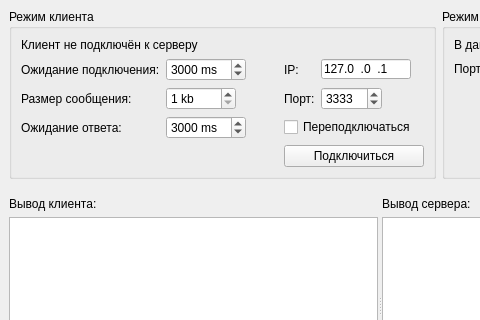
The window that mainwindow.ui (CJayM/PingPong) describes before a commit, drawn with Qt 5; both pictures show x 0 to 480 and y 0 to 320 of the 760 by 444 pixel window.
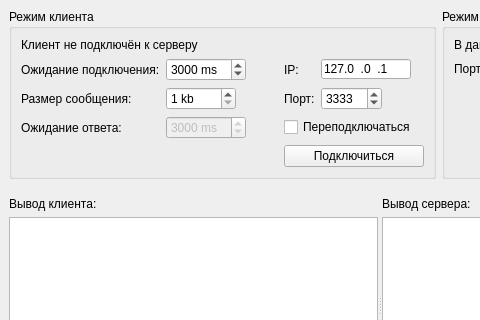
The same window after the commit.

Commit message: Подправлена связть UI с параметрами

What changed in the file:
```diff
--- a/mainwindow.ui
+++ b/mainwindow.ui
@@ -128,6 +128,9 @@
                <layout class="QHBoxLayout" name="horizontalLayout_7">
                 <item>
                  <widget class="QSpinBox" name="spinAnswerTimeout">
+                  <property name="enabled">
+                   <bool>false</bool>
+                  </property>
                   <property name="sizePolicy">
                    <sizepolicy hsizetype="Minimum" vsizetype="Fixed">
                     <horstretch>0</horstretch>
```
The commit also changes 4 other files.
